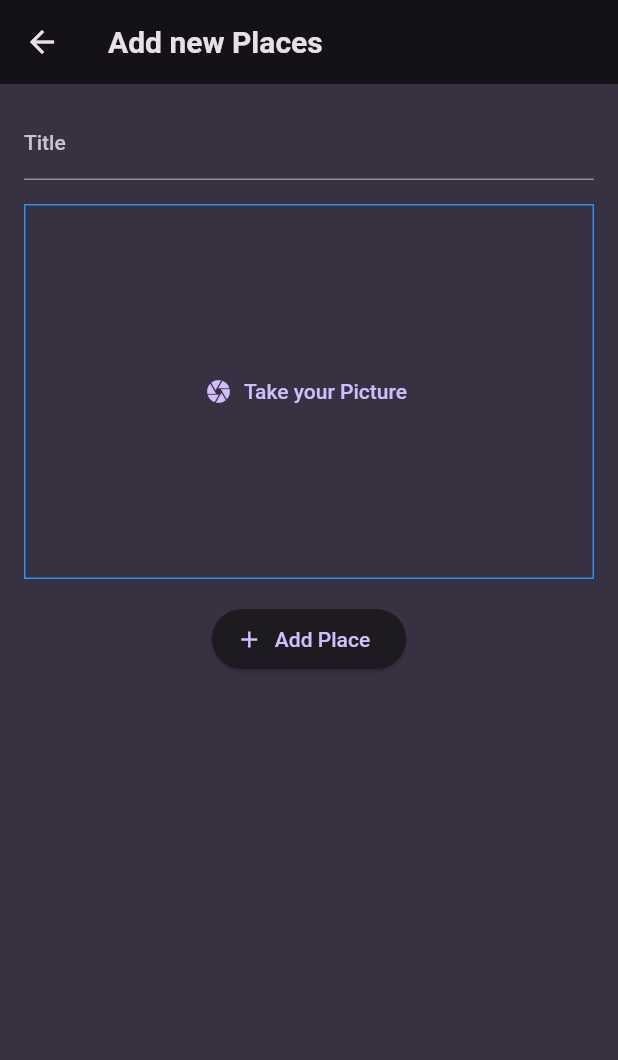
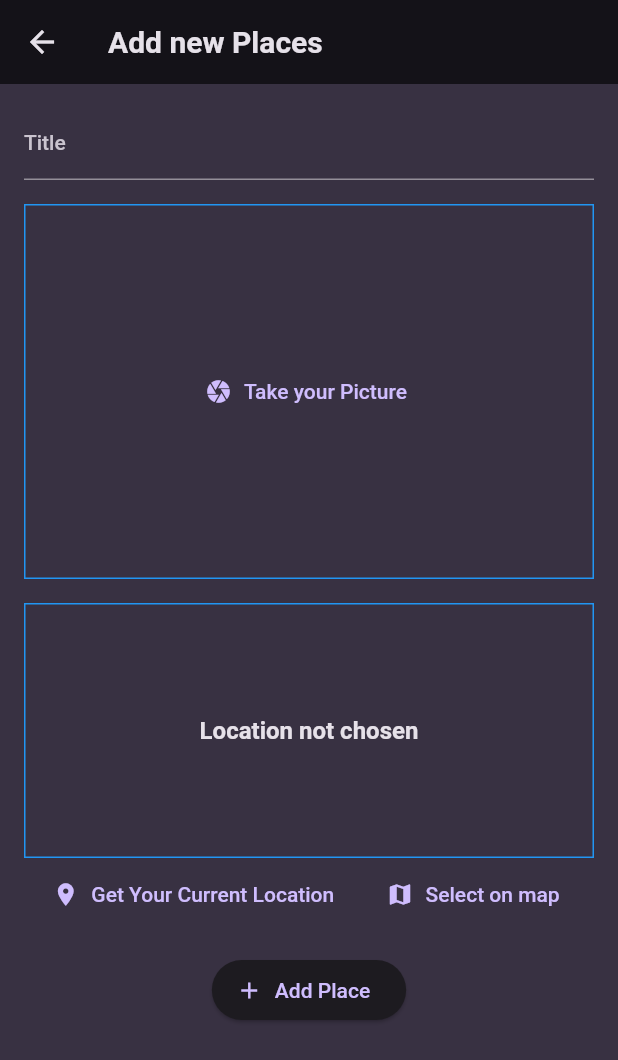
Before and after one commit to thinkofyashh/favorite_places, a Flutter app: the AddPlaceScreen screen opened directly, on a phone screen of 412 x 824 dp. Shown: the top 1060 px of the screen. Run offline on Flutter 3.47's test engine with Material 2 defaults, Android fonts, the phone set to English and light mode, and no system bars; our stand-ins replace flutter_riverpod, google_fonts, image_picker; missing offline and left inert: dart:ffi.

Commit message:
adding the location input and setting up the location input widget.

```diff
--- a/lib/screens/add_places.dart
+++ b/lib/screens/add_places.dart
@@ -1,4 +1,5 @@
 import 'package:favorite_places/widgets/imageinput.dart';
+import 'package:favorite_places/widgets/location_input.dart';
 import 'package:flutter/material.dart';
 import 'package:flutter_riverpod/flutter_riverpod.dart';
 import 'package:favorite_places/providers/user_places.dart';
@@ -51,6 +52,10 @@ class _AddPlaceScreenState extends ConsumerState<AddPlaceScreen> {
             const SizedBox(
               height: 16,
             ),
+            LocationInput(),
+            const SizedBox(
+              height: 16,
+            ),
             ElevatedButton.icon(
                 onPressed: saveplace,
                 icon: const Icon(Icons.add),
--- /dev/null
+++ b/lib/widgets/location_input.dart
@@ -0,0 +1,46 @@
+import 'package:flutter/material.dart';
+
+class LocationInput extends StatefulWidget {
+  const LocationInput({Key? key}) : super(key: key);
+
+  @override
+  State<LocationInput> createState() => _LocationInputState();
+}
+
+class _LocationInputState extends State<LocationInput> {
+  @override
+  Widget build(BuildContext context) {
+    return Column(
+      children: [
+        Container(
+            alignment: Alignment.center,
+            height: 170,
+            width: double.infinity,
+            decoration: BoxDecoration(
+                border: Border.all(
+                    width: 1,
+                    color: Theme.of(context).primaryColor.withOpacity(1))),
+            child: Text(
+              "Location not chosen",
+              textAlign: TextAlign.center,
+              style: Theme.of(context).textTheme.titleMedium!.copyWith(
+                    color: Theme.of(context).colorScheme.onBackground,
+                  ),
+            )),
+        Row(
+          mainAxisAlignment: MainAxisAlignment.spaceEvenly,
+          children: [
+            TextButton.icon(
+                onPressed: () {},
+                icon: const Icon(Icons.location_on),
+                label: const Text("Get Your Current Location")),
+            TextButton.icon(
+                onPressed: () {},
+                icon: const Icon(Icons.map),
+                label: const Text("Select on map")),
+          ],
+        ),
+      ],
+    );
+  }
+}
--- a/pubspec.yaml
+++ b/pubspec.yaml
@@ -39,6 +39,7 @@ dependencies:
   uuid: ^3.0.7
   flutter_riverpod: ^2.3.6
   image_picker: ^1.0.2
+  location: ^5.0.3
 
 
 dev_dependencies:
```
Also changed, not shown: pubspec.lock, 3 other files.
